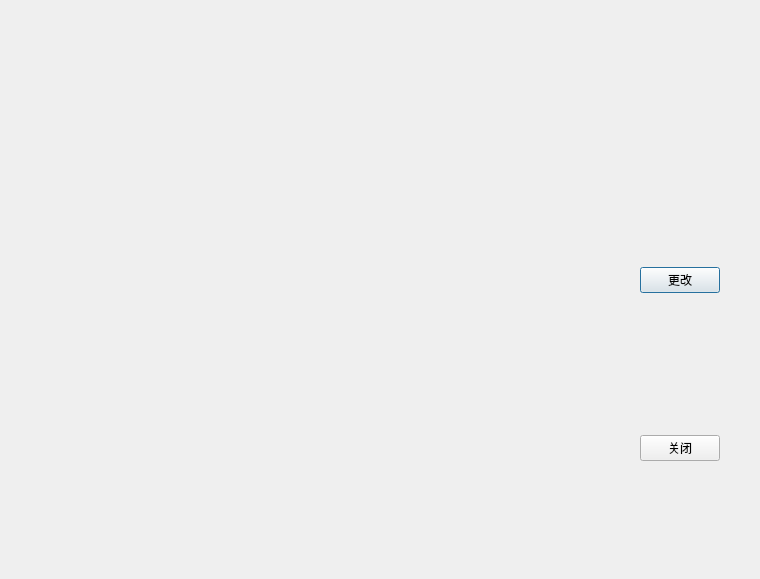
Old version of the form src/Cpluspluswork/profile.ui in the repository wutb15/C-work.
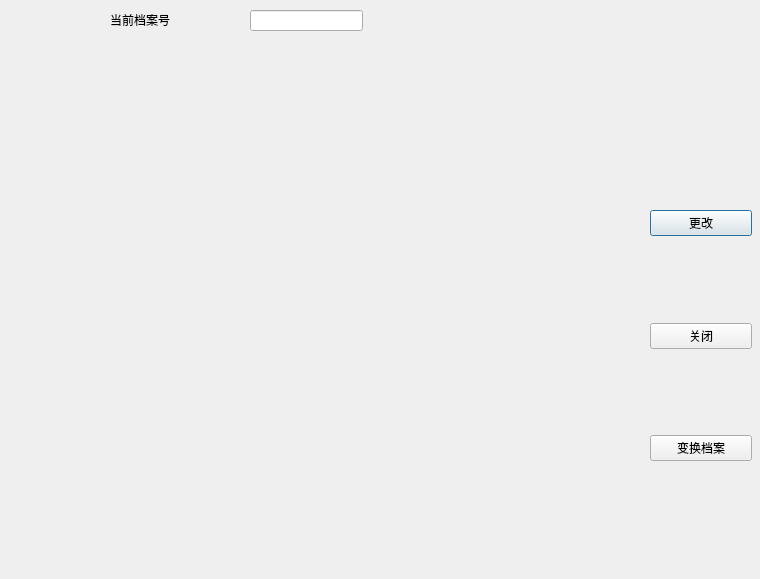
New version of the form. Icons and pictures are not drawn.

What changed in the file:
```diff
--- a/src/Cpluspluswork/profile.ui
+++ b/src/Cpluspluswork/profile.ui
@@ -30,7 +30,7 @@
   <widget class="QWidget" name="layoutWidget">
    <property name="geometry">
     <rect>
-     <x>640</x>
+     <x>650</x>
      <y>130</y>
      <width>102</width>
      <height>331</height>
@@ -50,13 +50,6 @@
       </property>
      </spacer>
     </item>
-    <item row="1" column="0">
-     <widget class="QPushButton" name="changeButton">
-      <property name="text">
-       <string>更改</string>
-      </property>
-     </widget>
-    </item>
     <item row="2" column="0">
      <spacer name="verticalSpacer">
       <property name="orientation">
@@ -70,15 +63,71 @@
       </property>
      </spacer>
     </item>
-    <item row="4" column="0">
+    <item row="1" column="0" colspan="2">
+     <widget class="QPushButton" name="changeButton">
+      <property name="text">
+       <string>更改</string>
+      </property>
+     </widget>
+    </item>
+    <item row="4" column="0" colspan="2">
      <widget class="QPushButton" name="closeButton">
       <property name="text">
        <string>关闭</string>
       </property>
      </widget>
     </item>
+    <item row="5" column="1">
+     <spacer name="verticalSpacer_3">
+      <property name="orientation">
+       <enum>Qt::Vertical</enum>
+      </property>
+      <property name="sizeHint" stdset="0">
+       <size>
+        <width>20</width>
+        <height>40</height>
+       </size>
+      </property>
+     </spacer>
+    </item>
+    <item row="6" column="0" colspan="2">
+     <widget class="QPushButton" name="switchButton">
+      <property name="text">
+       <string>变换档案</string>
+      </property>
+     </widget>
+    </item>
    </layout>
   </widget>
+  <widget class="QLabel" name="currentLabel">
+   <property name="geometry">
+    <rect>
+     <x>110</x>
+     <y>10</y>
+     <width>101</width>
+     <height>20</height>
+    </rect>
+   </property>
+   <property name="text">
+    <string>当前档案号</string>
+   </property>
+   <property name="buddy">
+    <cstring>currentEdit</cstring>
+   </property>
+  </widget>
+  <widget class="QLineEdit" name="currentEdit">
+   <property name="geometry">
+    <rect>
+     <x>250</x>
+     <y>10</y>
+     <width>113</width>
+     <height>21</height>
+    </rect>
+   </property>
+   <property name="readOnly">
+    <bool>true</bool>
+   </property>
+  </widget>
  </widget>
  <resources/>
  <connections/>
```
